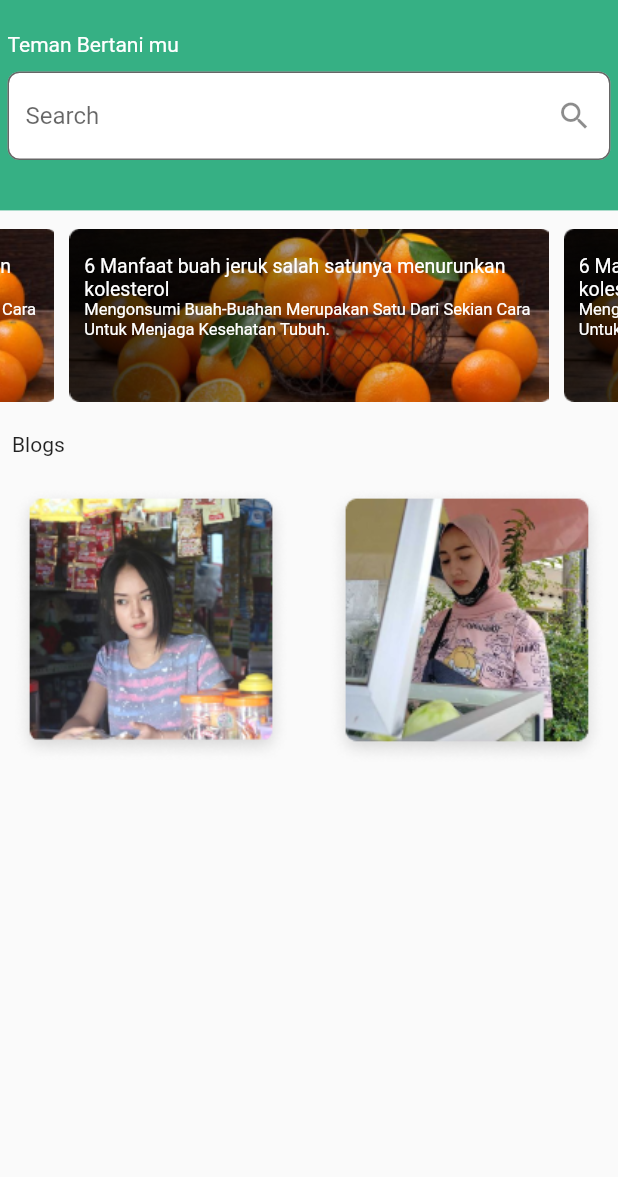
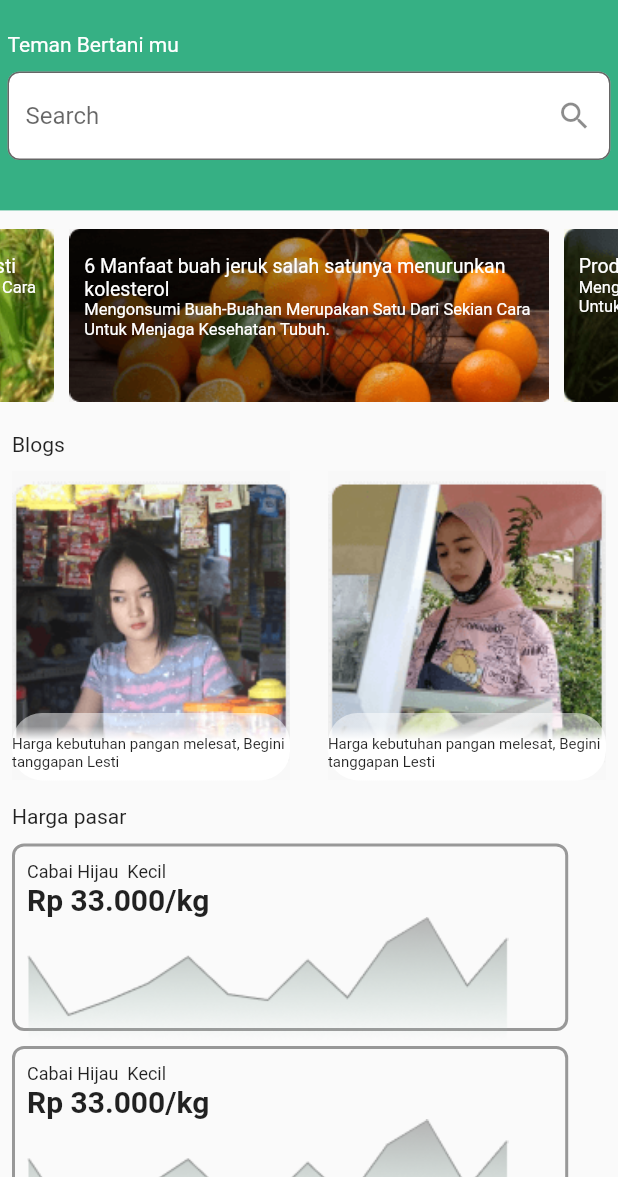
Before and after one commit to kusenabdullah-123/Tanie-mobile, a Flutter app: the MainScreen screen opened directly, on a phone screen of 412 x 824 dp, the part 59-1236 px from its top. Run offline on Flutter 3.47's test engine with Material 2 defaults, Android fonts, the phone set to English and light mode, and no system bars; drawn by our look-alikes of carousel_slider; our stand-ins replace introduction_screen; missing offline and left inert: bottom_bar, splash_screen_view.

Commit message:
add icons and harga pasar

```diff
--- a/lib/mainscreen.dart
+++ b/lib/mainscreen.dart
@@ -25,7 +25,30 @@ class MainScreen extends StatelessWidget {
                 ],
               )),
           decoration: const BoxDecoration(
-              image: DecorationImage(image: AssetImage('assets/orange.png'))),
+              image: DecorationImage(image: AssetImage('assets/slider1.png'))),
+        ),
+      ),
+      Padding(
+        padding: const EdgeInsets.only(top: 8, bottom: 8, left: 5, right: 5),
+        child: Container(
+          height: 150,
+          child: Padding(
+              padding: const EdgeInsets.only(top: 22, bottom: 18, left: 10),
+              child: Column(
+                crossAxisAlignment: CrossAxisAlignment.start,
+                children: const <Widget>[
+                  Text(
+                    "Produksi Padi Meningkat, Begini Tanggapan Lesti",
+                    style: TextStyle(color: Colors.white, fontSize: 13),
+                  ),
+                  Text(
+                    "Mengonsumi Buah-Buahan Merupakan Satu Dari Sekian Cara Untuk Menjaga Kesehatan Tubuh.",
+                    style: TextStyle(color: Colors.white, fontSize: 11),
+                  )
+                ],
+              )),
+          decoration: const BoxDecoration(
+              image: DecorationImage(image: AssetImage('assets/slider2.png'))),
         ),
       ),
     ];
@@ -134,129 +157,181 @@ class MainScreen extends StatelessWidget {
                       mainAxisAlignment: MainAxisAlignment.spaceBetween,
                       children: [
                         Container(
+                          child: Column(
+                            mainAxisAlignment: MainAxisAlignment.end,
+                            children: [
+                              Container(
+                                child: const Padding(
+                                  padding: EdgeInsets.only(top: 15),
+                                  child: Text(
+                                    "Harga kebutuhan pangan melesat, Begini tanggapan Lesti",
+                                    style: TextStyle(fontSize: 10),
+                                  ),
+                                ),
+                                height: 45,
+                                width: MediaQuery.of(context).size.width * 0.9,
+                                decoration: BoxDecoration(
+                                    borderRadius: BorderRadius.circular(20),
+                                    gradient: const LinearGradient(
+                                      stops: [
+                                        0.59,
+                                        0.80,
+                                      ],
+                                      begin: Alignment.bottomCenter,
+                                      end: Alignment.topCenter,
+                                      colors: [
+                                        Color.fromRGBO(255, 255, 255, 1),
+                                        Color.fromRGBO(255, 255, 255, 0.5),
+                                      ],
+                                    )),
+                              )
+                            ],
+                          ),
                           height: MediaQuery.of(context).size.height * 0.25,
                           width: MediaQuery.of(context).size.width * 0.45,
                           decoration: const BoxDecoration(
                               image: DecorationImage(
+                                  fit: BoxFit.cover,
                                   image: AssetImage('assets/img1.png'))),
                         ),
                         Container(
                           height: MediaQuery.of(context).size.height * 0.25,
                           width: MediaQuery.of(context).size.width * 0.45,
+                          child: Column(
+                            mainAxisAlignment: MainAxisAlignment.end,
+                            children: [
+                              Container(
+                                child: const Padding(
+                                  padding: EdgeInsets.only(top: 15),
+                                  child: Text(
+                                    "Harga kebutuhan pangan melesat, Begini tanggapan Lesti",
+                                    style: TextStyle(fontSize: 10),
+                                  ),
+                                ),
+                                height: 45,
+                                width: MediaQuery.of(context).size.width * 0.9,
+                                decoration: BoxDecoration(
+                                    borderRadius: BorderRadius.circular(20),
+                                    gradient: const LinearGradient(
+                                      stops: [
+                                        0.59,
+                                        0.80,
+                                      ],
+                                      begin: Alignment.bottomCenter,
+                                      end: Alignment.topCenter,
+                                      colors: [
+                                        Color.fromRGBO(255, 255, 255, 1),
+                                        Color.fromRGBO(255, 255, 255, 0.5),
+                                      ],
+                                    )),
+                              )
+                            ],
+                          ),
                           decoration: const BoxDecoration(
                               image: DecorationImage(
+                                  fit: BoxFit.cover,
                                   image: AssetImage('assets/img2.png'))),
                         )
                       ],
                     ),
                   ],
                 ),
+              ),
+              Padding(
+                padding: const EdgeInsets.symmetric(horizontal: 8, vertical: 8),
+                child: Column(
+                  crossAxisAlignment: CrossAxisAlignment.start,
+                  children: [
+                    const Padding(
+                      padding: EdgeInsets.only(bottom: 10),
+                      child: Text("Harga pasar"),
+                    ),
+                    Container(
+                        height: 125,
+                        width: MediaQuery.of(context).size.width * 0.90,
+                        margin: const EdgeInsets.only(bottom: 10),
+                        decoration: BoxDecoration(
+                            borderRadius: BorderRadius.circular(8),
+                            border: Border.all(
+                                width: 2,
+                                color: const Color.fromRGBO(152, 152, 152, 1))),
+                        child: Padding(
+                          padding: const EdgeInsets.only(top: 10, left: 8),
+                          child: Column(
+                            crossAxisAlignment: CrossAxisAlignment.start,
+                            children: const [
+                              Text(
+                                "Cabai Hijau  Kecil",
+                                style: TextStyle(fontSize: 12),
+                              ),
+                              Text(
+                                "Rp 33.000/kg",
+                                style: TextStyle(
+                                    fontSize: 20, fontWeight: FontWeight.bold),
+                              ),
+                              Image(image: AssetImage('assets/chart.png'))
+                            ],
+                          ),
+                        )),
+                    Container(
+                        height: 125,
+                        width: MediaQuery.of(context).size.width * 0.90,
+                        margin: const EdgeInsets.only(bottom: 10),
+                        decoration: BoxDecoration(
+                            borderRadius: BorderRadius.circular(8),
+                            border: Border.all(
+                                width: 2,
+                                color: const Color.fromRGBO(152, 152, 152, 1))),
+                        child: Padding(
+                          padding: const EdgeInsets.only(top: 10, left: 8),
+                          child: Column(
+                            crossAxisAlignment: CrossAxisAlignment.start,
+                            children: const [
+                              Text(
+                                "Cabai Hijau  Kecil",
+                                style: TextStyle(fontSize: 12),
+                              ),
+                              Text(
+                                "Rp 33.000/kg",
+                                style: TextStyle(
+                                    fontSize: 20, fontWeight: FontWeight.bold),
+                              ),
+                              Image(image: AssetImage('assets/chart.png'))
+                            ],
+                          ),
+                        )),
+                    Container(
+                        height: 125,
+                        width: MediaQuery.of(context).size.width * 0.90,
+                        margin: const EdgeInsets.only(bottom: 10),
+                        decoration: BoxDecoration(
+                            borderRadius: BorderRadius.circular(8),
+                            border: Border.all(
+                                width: 2,
+                                color: const Color.fromRGBO(152, 152, 152, 1))),
+                        child: Padding(
+                          padding: const EdgeInsets.only(top: 10, left: 8),
+                          child: Column(
+                            crossAxisAlignment: CrossAxisAlignment.start,
+                            children: const [
+                              Text(
+                                "Cabai Hijau  Kecil",
+                                style: TextStyle(fontSize: 12),
+                              ),
+                              Text(
+                                "Rp 33.000/kg",
+                                style: TextStyle(
+                                    fontSize: 20, fontWeight: FontWeight.bold),
+                              ),
+                              Image(image: AssetImage('assets/chart.png'))
+                            ],
+                          ),
+                        )),
+                  ],
+                ),
               )
             ]))
           ],
-        )
-            //     Column(
-            //   children: [
-            //     Container(
-            //       child: Column(
-            //           crossAxisAlignment: CrossAxisAlignment.start,
-            //           children: <Widget>[
-            //             const Padding(
-            //               padding: EdgeInsets.symmetric(horizontal: 5, vertical: 5),
-            //               child: Text(
-            //                 "Teman Bertani mu",
-            //                 style: TextStyle(color: Colors.white),
-            //               ),
-            //             ),
-            //             Padding(
-            //               padding: const EdgeInsets.symmetric(
-            //                   horizontal: 5, vertical: 5),
-            //               child: Row(
-            //                 children: [
-            //                   Flexible(
-            //                     child: TextField(
-            //                       decoration: InputDecoration(
-            //                         fillColor: Colors.white,
-            //                         filled: true,
-            //                         suffixIcon: IconButton(
-            //                           icon: const Icon(Icons.search_outlined),
-            //                           tooltip: 'Search',
-            //                           onPressed: () => showDialog<String>(
-            //                             context: context,
-            //                             builder: (BuildContext context) =>
-            //                                 AlertDialog(
-            //                               title: const Text('Searching...'),
-            //                               content: const Text('Welcome to Search'),
-            //                               actions: <Widget>[
-            //                                 TextButton(
-            //                                   onPressed: () =>
-            //                                       Navigator.pop(context, 'Cancel'),
-            //                                   child: const Text('Cancel'),
-            //                                 ),
-            //                                 TextButton(
-            //                                   onPressed: () =>
-            //                                       Navigator.pop(context, 'OK'),
-            //                                   child: const Text('OK'),
-            //                                 ),
-            //                               ],
-            //                             ),
-            //                           ),
-            //                         ),
-            //                         focusedBorder: const OutlineInputBorder(
-            //                             borderSide:
-            //                                 BorderSide(color: Colors.white)),
-            //                         border: OutlineInputBorder(
-            //                             borderRadius: BorderRadius.circular(8.0),
-            //                             borderSide:
-            //                                 const BorderSide(color: Colors.white)),
-            //                         hintText: 'Search',
-            //                       ),
-            //                     ),
-            //                   ),
-            //                 ],
-            //               ),
-            //             )
-            //           ]),
-            //       height: MediaQuery.of(context).size.height * 0.15,
-            //       width: MediaQuery.of(context).size.width * 1,
-            //       decoration:
-            //           const BoxDecoration(color: Color.fromRGBO(54, 176, 132, 1)),
-            //     ),
-            //     CarouselSlider(
-            //         options: CarouselOptions(height: 140), items: getSlider()),
-            //     Padding(
-            //       padding: const EdgeInsets.symmetric(horizontal: 8, vertical: 8),
-            //       child: Column(
-            //         crossAxisAlignment: CrossAxisAlignment.start,
-            //         children: [
-            //           const Padding(
-            //             padding: EdgeInsets.only(bottom: 10),
-            //             child: Text("Blogs"),
-            //           ),
-            //           Row(
-            //             mainAxisAlignment: MainAxisAlignment.spaceBetween,
-            //             children: [
-            //               Container(
-            //                 height: MediaQuery.of(context).size.height * 0.25,
-            //                 width: MediaQuery.of(context).size.width * 0.45,
-            //                 decoration: const BoxDecoration(
-            //                     image: DecorationImage(
-            //                         image: AssetImage('assets/img1.png'))),
-            //               ),
-            //               Container(
-            //                 height: MediaQuery.of(context).size.height * 0.25,
-            //                 width: MediaQuery.of(context).size.width * 0.45,
-            //                 decoration: const BoxDecoration(
-            //                     image: DecorationImage(
-            //                         image: AssetImage('assets/img2.png'))),
-            //               )
-            //             ],
-            //           ),
-            //         ],
-            //       ),
-            //     )
-            //   ],
-            // )
-            ));
+        )));
   }
 }
```
Also changed, not shown: pubspec.yaml (+8 -2 lines), assets/chart.png (added), assets/img1.png, assets/img2.png, assets/intro.png, assets/intro2.png, assets/orange.png (deleted), assets/slider1.png (added), assets/slider2.png (added), assets/tanieLogo.png, pubspec.lock, 7 other files.
